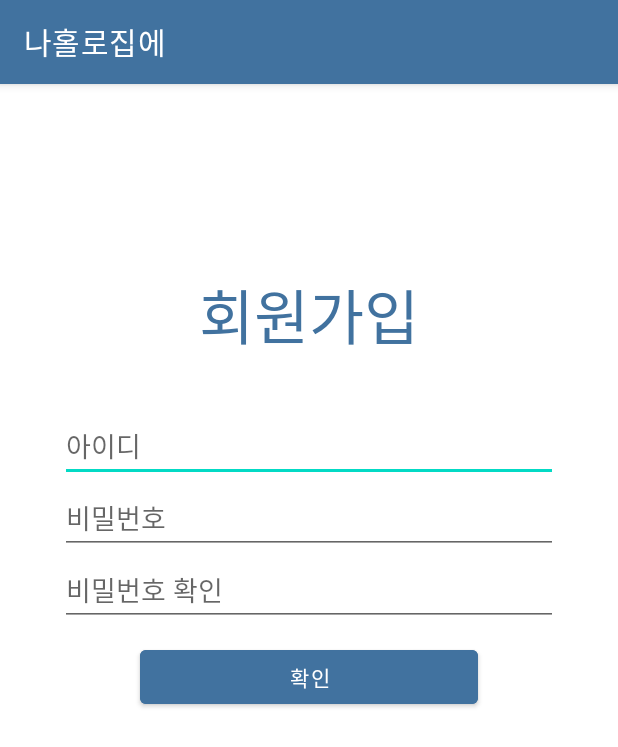
After one commit to parksyoung/IAM1, an Android app: the RegisterActivity screen opened directly, with no data from a screen before it, on a phone screen of 412 x 824 dp. The commit adds this screen. Shown: the top 747 px of the screen. Run offline under Robolectric (Android 15) with nearby library versions, the phone set to English and light mode, and no system bars; our stand-ins replace Firebase (no records; nobody signed in at launch, a user with empty details on screens opened directly).

Commit message:
파이어베이스 연동과 회원가입창(but 아직 실행은 안됨)

```diff
--- a/app/build.gradle
+++ b/app/build.gradle
@@ -1,5 +1,6 @@
 plugins {
     id 'com.android.application'
+    id 'com.google.gms.google-services'
 }
 
 android {
@@ -29,6 +30,9 @@ android {
 
 dependencies {
 
+    implementation platform('com.google.firebase:firebase-bom:31.0.2')
+    implementation 'com.google.firebase:firebase-analytics'
+    implementation 'com.google.firebase:firebase-auth'
     implementation 'androidx.appcompat:appcompat:1.5.1'
     implementation 'com.google.android.material:material:1.6.1'
     implementation 'androidx.constraintlayout:constraintlayout:2.1.4'
--- a/app/src/main/AndroidManifest.xml
+++ b/app/src/main/AndroidManifest.xml
@@ -3,6 +3,7 @@
     package="edu.sungshin.iam1">
 
     <uses-permission android:name="android.permission.CALL_PHONE" />
+    <uses-permission android:name="android.permission.INTERNET" />
 
     <application
         android:allowBackup="true"
@@ -11,6 +12,9 @@
         android:roundIcon="@mipmap/ic_launcher_round"
         android:supportsRtl="true"
         android:theme="@style/Theme.IAM1">
+        <activity
+            android:name=".RegisterActivity"
+            android:exported="false" />
         <activity
             android:name=".LoginActivity"
             android:exported="false" />
--- /dev/null
+++ b/app/src/main/java/edu/sungshin/iam1/RegisterActivity.java
@@ -0,0 +1,74 @@
+package edu.sungshin.iam1;
+
+import androidx.annotation.NonNull;
+import androidx.appcompat.app.AppCompatActivity;
+
+import android.content.DialogInterface;
+import android.os.Bundle;
+import android.view.View;
+import android.widget.Button;
+import android.widget.EditText;
+import android.widget.Toast;
+
+import com.google.android.gms.tasks.OnCompleteListener;
+import com.google.android.gms.tasks.Task;
+import com.google.firebase.analytics.FirebaseAnalytics;
+import com.google.firebase.auth.AuthResult;
+import com.google.firebase.auth.FirebaseAuth;
+
+public class RegisterActivity extends AppCompatActivity {
+    private FirebaseAuth mAuth;
+    Button check;
+
+    @Override
+    protected void onCreate(Bundle savedInstanceState) {
+        super.onCreate(savedInstanceState);
+        setContentView(R.layout.activity_register);
+        mAuth = FirebaseAuth.getInstance();
+
+        check = (Button) findViewById(R.id.check);
+        check.setOnClickListener(new View.OnClickListener() {
+            @Override
+            public void onClick(View view) {
+                switch (view.getId()){
+                    case R.id.check:
+                        signUp();
+                        break;
+                }
+            }
+        });
+    }
+
+    private void signUp() {
+        String id = ((EditText)findViewById(R.id.id)).getText().toString();
+        String password = ((EditText)findViewById(R.id.pw)).getText().toString();
+        String passwordCheck = ((EditText)findViewById(R.id.pwcheck)).getText().toString();
+
+        // 아이디, 비밀번호, 비밀번호 확인이 공백이 아닐 때
+        if(id.length() > 0 && password.length() > 0 && passwordCheck.length() > 0){
+            // 비밀번호와 비밀번호 확인이 일치할 때
+            if(password.equals(passwordCheck)) {
+                mAuth.createUserWithEmailAndPassword(id, password).addOnCompleteListener(this, new OnCompleteListener<AuthResult>() {
+                    @Override
+                    public void onComplete(@NonNull Task<AuthResult> task) {
+                        if(task.isSuccessful()){
+                            Toast.makeText(RegisterActivity.this, "회원가입이 완료되었습니다.", Toast.LENGTH_SHORT).show();
+                        }
+                        else{
+                            if(task.getException().toString() != null){
+                                Toast.makeText(RegisterActivity.this, "회원가입에 실패했습니다.", Toast.LENGTH_SHORT).show();
+                            }
+                        }
+                    }
+                });
+            }
+            else {
+                Toast.makeText(RegisterActivity.this, "비밀번호가 일치하지 않습니다.", Toast.LENGTH_SHORT).show();
+            }
+        }
+        else {
+            Toast.makeText(RegisterActivity.this, "아이디와 비밀번호를 확인해주세요.", Toast.LENGTH_SHORT).show();
+        }
+    }
+
+}
--- /dev/null
+++ b/app/src/main/res/layout/activity_register.xml
@@ -0,0 +1,60 @@
+<?xml version="1.0" encoding="utf-8"?>
+<LinearLayout xmlns:android="http://schemas.android.com/apk/res/android"
+    xmlns:app="http://schemas.android.com/apk/res-auto"
+    xmlns:tools="http://schemas.android.com/tools"
+    android:layout_width="match_parent"
+    android:layout_height="match_parent"
+    android:orientation="vertical"
+    tools:context=".RegisterActivity">
+
+    <TextView
+        android:layout_width="wrap_content"
+        android:layout_height="wrap_content"
+        android:layout_marginStart="65dp"
+        android:layout_marginTop="124dp"
+        android:layout_marginEnd="65dp"
+        android:layout_marginBottom="33dp"
+        android:layout_gravity="center"
+        android:textColor="#41729F"
+        android:textSize="40sp"
+        android:text="회원가입"/>
+
+    <EditText
+        android:id="@+id/id"
+        android:layout_width="match_parent"
+        android:layout_height="wrap_content"
+        android:layout_marginLeft="40dp"
+        android:layout_marginRight="40dp"
+        android:hint="아이디"
+        android:minHeight="48dp"/>
+
+    <EditText
+        android:id="@+id/pw"
+        android:layout_width="match_parent"
+        android:layout_height="wrap_content"
+        android:layout_marginLeft="40dp"
+        android:layout_marginRight="40dp"
+        android:hint="비밀번호"
+        android:minHeight="48dp"/>
+
+    <EditText
+        android:id="@+id/pwcheck"
+        android:layout_width="match_parent"
+        android:layout_height="wrap_content"
+        android:layout_marginLeft="40dp"
+        android:layout_marginRight="40dp"
+        android:hint="비밀번호 확인"
+        android:minHeight="48dp"/>
+
+    <Button
+        android:id="@+id/check"
+        android:layout_width="225dp"
+        android:layout_height="wrap_content"
+        android:layout_marginTop="10dp"
+        android:layout_gravity="center"
+        android:backgroundTint="#41729F"
+        android:text="확인"/>
+
+
+
+</LinearLayout>
```
Also changed, not shown: app/src/main/java/edu/sungshin/iam1/LoginActivity.java (+8 -0 lines), build.gradle (+8 -3 lines), 1 other file.
